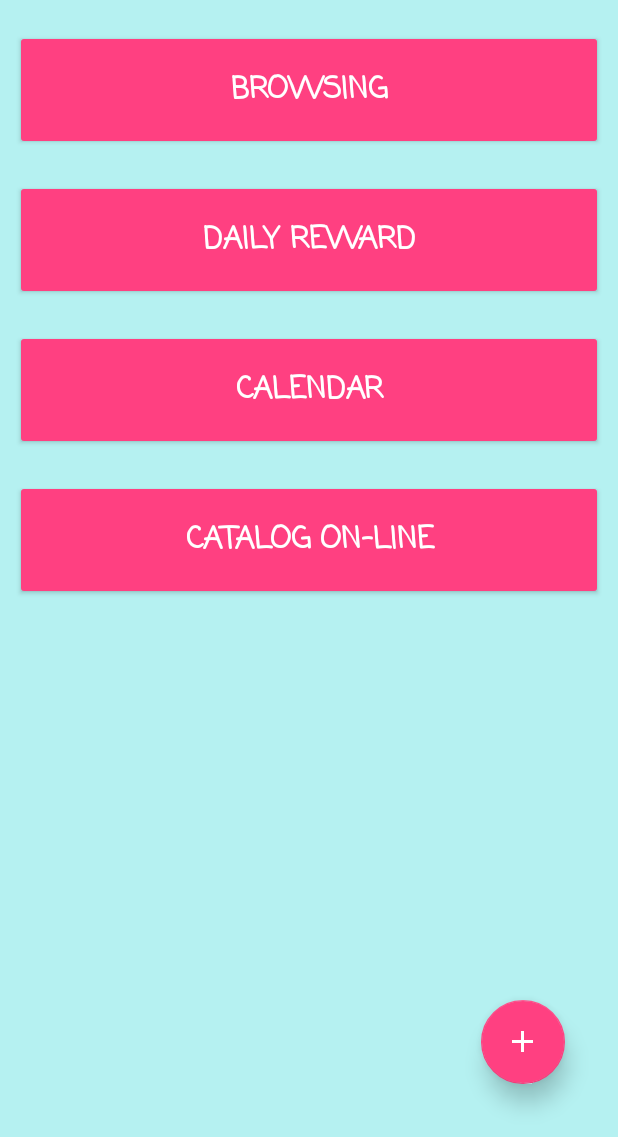
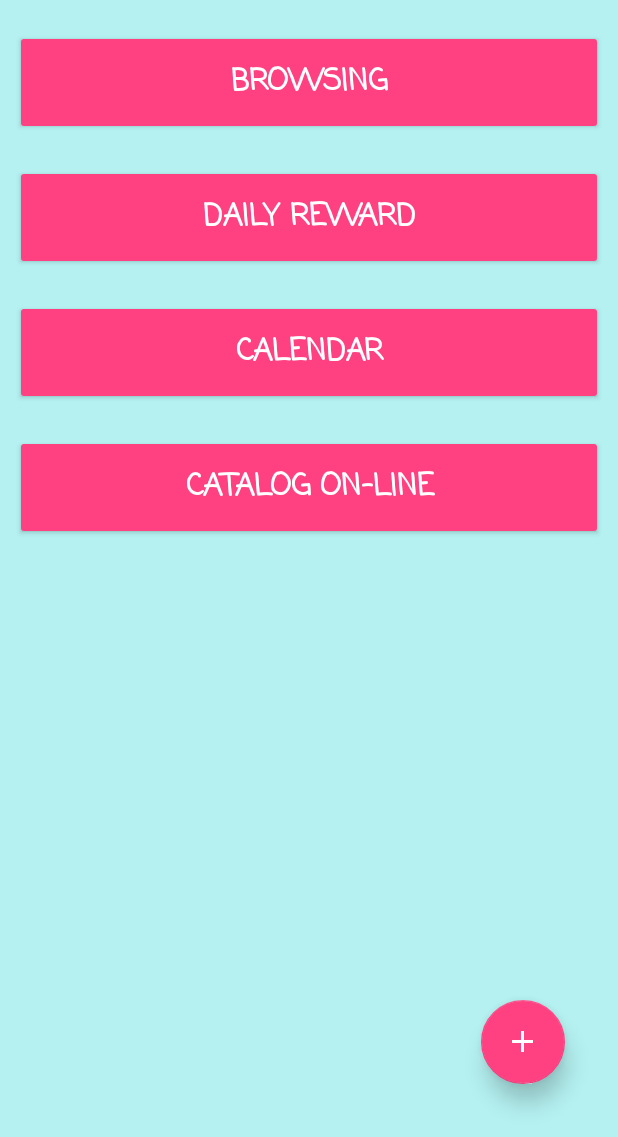
Before and after one commit to Szpansky/ConCat, an Android app: the screen it shows after launch (MainActivity), on a phone screen of 412 x 824 dp, the part 99-1236 px from its top. Run offline under Robolectric (Android 15) with nearby library versions, the phone set to English and light mode, and no system bars; our stand-ins replace AdMob; 2 statements that could not run were skipped.

Commit message:
Version 1.0

```diff
--- a/app/build.gradle
+++ b/app/build.gradle
@@ -25,8 +25,8 @@ dependencies {
         exclude group: 'com.android.support', module: 'support-annotations'
     })
     compile 'com.android.support:appcompat-v7:25.1.0'
+    compile 'com.android.support:design:25.1.0'
     compile 'com.android.support.constraint:constraint-layout:1.0.0-beta4'
-    compile 'com.android.support:design:25.1.0'
     compile 'com.android.support:support-v4:25.1.0'
     compile 'com.google.android.gms:play-services-ads:10.0.1'
     testCompile 'junit:junit:4.12'
--- a/app/src/main/java/com/apps/szpansky/concat/MainActivity.java
+++ b/app/src/main/java/com/apps/szpansky/concat/MainActivity.java
@@ -41,6 +41,7 @@ import com.apps.szpansky.concat.tools.Database;
 import com.apps.szpansky.concat.tools.FileManagement;
 import com.apps.szpansky.concat.tools.NetworkFunctions;
 import com.google.android.gms.ads.AdRequest;
+import com.google.android.gms.ads.AdView;
 import com.google.android.gms.ads.MobileAds;
 import com.google.android.gms.ads.reward.RewardItem;
 import com.google.android.gms.ads.reward.RewardedVideoAd;
@@ -70,7 +71,7 @@ public class MainActivity extends AppCompatActivity implements RewardedVideoAdLi
     private NavigationView navigationView;
     private GridLayout subFloatingMenu;
 
-    //private AdView mAdView;
+    private AdView mAdView;
     private RewardedVideoAd mAd;
 
 
@@ -107,20 +108,18 @@ public class MainActivity extends AppCompatActivity implements RewardedVideoAdLi
 
     private void getPreferences() {
         SharedPreferences sharedPreferences = PreferenceManager.getDefaultSharedPreferences(this);
-        String test = sharedPreferences.getString("pref_edit_text_loggedAs", getResources().getString(R.string.pref_def_logged_as));
-        rewardAmount = Integer.parseInt(sharedPreferences.getString("pref_edit_text_rewardAmount", "0"));
         View v = navigationView.getHeaderView(0);
         TextView loggedAs = (TextView) v.findViewById(R.id.navi_loggedAs);
         TextView rewardPoints = (TextView) v.findViewById(R.id.navi_rewardAmount);
-        loggedAs.setText(test);
-        rewardPoints.setText(rewardAmount.toString());
+        loggedAs.setText(sharedPreferences.getString("pref_edit_text_loggedAs", getResources().getString(R.string.pref_def_logged_as)));
+        rewardPoints.setText(sharedPreferences.getString("pref_edit_text_rewardAmount", "0"));
     }
 
 
     private void setAds() {
-       // mAdView = (AdView) findViewById(R.id.adView);
-       // AdRequest adRequest = new AdRequest.Builder().build();
-       // mAdView.loadAd(adRequest);
+        mAdView = (AdView) findViewById(R.id.adView);
+        AdRequest adRequest = new AdRequest.Builder().build();
+        mAdView.loadAd(adRequest);
         mAd = MobileAds.getRewardedVideoAdInstance(this);
         mAd.setRewardedVideoAdListener(this);
     }
@@ -202,7 +201,7 @@ public class MainActivity extends AppCompatActivity implements RewardedVideoAdLi
             public boolean onNavigationItemSelected(@NonNull MenuItem item) {
                 switch (item.getItemId()) {
                     case (R.id.menuLogin):
-                        drawerLayout.closeDrawer(Gravity.START, false);
+                        //drawerLayout.closeDrawer(Gravity.START, false);
                         dialogLoginBuilder();
                         break;
                     case (R.id.menuMyAccount):
@@ -443,7 +442,7 @@ public class MainActivity extends AppCompatActivity implements RewardedVideoAdLi
             @Override
             public void onClick(View v) {
                 final ProgressBar progressBar = (ProgressBar) dialogView.findViewById(R.id.pb);
-                progressBar.setVisibility(dialogView.VISIBLE);
+                progressBar.setVisibility(View.VISIBLE);
                 Thread importTXT = new Thread(new Runnable() {
                     @Override
                     public void run() {
@@ -451,7 +450,7 @@ public class MainActivity extends AppCompatActivity implements RewardedVideoAdLi
                         runOnUiThread(new Runnable() {
                             @Override
                             public void run() {
-                                progressBar.setVisibility(dialogView.GONE);
+                                progressBar.setVisibility(View.GONE);
                             }
                         });
                     }
--- a/app/src/main/java/com/apps/szpansky/concat/add_edit/AddEditCatalogActivity.java
+++ b/app/src/main/java/com/apps/szpansky/concat/add_edit/AddEditCatalogActivity.java
@@ -53,6 +53,7 @@ public class AddEditCatalogActivity extends AppCompatActivity {
     protected void onCreate(Bundle savedInstanceState) {
         super.onCreate(savedInstanceState);
         setContentView(R.layout.activity_add_edit_catalog);
+        setAds();
 
         myDB = new Database(this);
         bundle = getIntent().getExtras();
@@ -79,8 +80,6 @@ public class AddEditCatalogActivity extends AppCompatActivity {
         showDialogOnDateClick();
 
         onAddClick();
-
-        setAds();
     }
 
 
--- a/app/src/main/java/com/apps/szpansky/concat/add_edit/AddEditItemsActivity.java
+++ b/app/src/main/java/com/apps/szpansky/concat/add_edit/AddEditItemsActivity.java
@@ -41,6 +41,7 @@ public class AddEditItemsActivity extends AppCompatActivity {
     protected void onCreate(Bundle savedInstanceState) {
         super.onCreate(savedInstanceState);
         setContentView(R.layout.activity_add_edit_items);
+        setAds();
 
         myDB = new Database(this);
         bundle = getIntent().getExtras();
@@ -79,8 +80,6 @@ public class AddEditItemsActivity extends AppCompatActivity {
             nr.setFocusable(false);
         }
         onAddClick();
-
-        setAds();
     }
 
 
@@ -138,7 +137,7 @@ public class AddEditItemsActivity extends AppCompatActivity {
                 number,
                 name.getText().toString(),
                 price.getText().toString(),
-                discount.toString());
+                discount);
         if (isInserted) {
             Toast.makeText(AddEditItemsActivity.this, R.string.add_item_notify, Toast.LENGTH_SHORT).show();
         } else {
--- a/app/src/main/java/com/apps/szpansky/concat/add_edit/AddEditPersonActivity.java
+++ b/app/src/main/java/com/apps/szpansky/concat/add_edit/AddEditPersonActivity.java
@@ -33,6 +33,7 @@ public class AddEditPersonActivity extends AppCompatActivity {
     protected void onCreate(Bundle savedInstanceState) {
         super.onCreate(savedInstanceState);
         setContentView(R.layout.activity_add_edit_person);
+        setAds();
 
         myDB = new Database(this);
         bundle = getIntent().getExtras();
@@ -57,8 +58,6 @@ public class AddEditPersonActivity extends AppCompatActivity {
             phone.setText(getPersonInfo(4));
         }
         onAddClick();
-
-        setAds();
     }
 
 
--- a/app/src/main/res/layout/activity_help_and_opinion.xml
+++ b/app/src/main/res/layout/activity_help_and_opinion.xml
@@ -354,7 +354,7 @@
                         android:layout_width="match_parent"
                         android:layout_height="wrap_content"
                         android:padding="@dimen/default_padding"
-                        android:text='Nie widzę folderu "Ajwon" ...'
+                        android:text="@string/help_and_opinion_title_10"
                         android:textSize="@dimen/default_text_size"
                         android:textStyle="bold" />
 
@@ -362,7 +362,7 @@
                         android:layout_width="match_parent"
                         android:layout_height="wrap_content"
                         android:padding="@dimen/default_padding"
-                        android:text="Wystarczy że choć raz eksportujesz zaznaczony element bądź całą bazę danych a folder sam zostanie utworzony" />
+                        android:text="@string/help_and_opinion_text_10" />
 
                 </LinearLayout>
 
--- a/app/src/main/res/layout/content_main.xml
+++ b/app/src/main/res/layout/content_main.xml
@@ -27,7 +27,7 @@
                 android:id="@+id/openCatalogs"
                 style="@style/Widget.AppCompat.Button.Colored"
                 android:layout_width="match_parent"
-                android:layout_height="80dp"
+                android:layout_height="70dp"
                 android:layout_margin="@dimen/default_padding"
                 android:layout_weight="1"
                 android:fontFamily="casual"
@@ -39,7 +39,7 @@
                 android:id="@+id/startAd"
                 style="@style/Widget.AppCompat.Button.Colored"
                 android:layout_width="match_parent"
-                android:layout_height="80dp"
+                android:layout_height="70dp"
                 android:layout_margin="@dimen/default_padding"
                 android:layout_weight="1"
                 android:fontFamily="casual"
@@ -51,7 +51,7 @@
                 android:id="@+id/openCalendar"
                 style="@style/Widget.AppCompat.Button.Colored"
                 android:layout_width="match_parent"
-                android:layout_height="80dp"
+                android:layout_height="70dp"
                 android:layout_margin="@dimen/default_padding"
                 android:layout_weight="1"
                 android:fontFamily="casual"
@@ -63,7 +63,7 @@
                 android:id="@+id/openURLCatalog"
                 style="@style/Widget.AppCompat.Button.Colored"
                 android:layout_width="match_parent"
-                android:layout_height="80dp"
+                android:layout_height="70dp"
                 android:layout_margin="@dimen/default_padding"
                 android:layout_weight="1"
                 android:fontFamily="casual"
@@ -73,6 +73,15 @@
 
         </LinearLayout>
     </ScrollView>
+
+    <com.google.android.gms.ads.AdView
+        android:id="@+id/adView"
+        android:layout_width="wrap_content"
+        android:layout_height="wrap_content"
+        android:layout_alignParentBottom="true"
+        android:layout_centerHorizontal="true"
+        app:adSize="BANNER"
+        app:adUnitId="@string/ads_banner_main_id" />
 
     <android.support.design.widget.FloatingActionButton
         android:id="@+id/fabMain"
@@ -89,15 +98,6 @@
         app:fabSize="normal"
         app:srcCompat="@mipmap/ic_add_white_24dp" />
 
-<!--
-    <com.google.android.gms.ads.AdView
-        android:id="@+id/adView"
-        android:layout_width="wrap_content"
-        android:layout_height="wrap_content"
-        android:layout_alignParentBottom="true"
-        android:layout_centerHorizontal="true"
-        app:adSize="BANNER"
-        app:adUnitId="@string/ads_banner_main_id" />-->
 
     <GridLayout
         android:id="@+id/subFloatingMenu"
--- a/app/src/main/res/values/strings.xml
+++ b/app/src/main/res/values/strings.xml
@@ -36,7 +36,7 @@
     <string name="email">Email</string>
     <string name="end">End</string>
     <string name="ending_catalog">Catalog is ending</string>
-    <string name="ending_catalog_info">Notifycation about that the catalog is ending</string>
+    <string name="ending_catalog_info">Notification about that the catalog is ending</string>
     <string name="error">Error</string>
     <string name="error_notify">Ops… something get wrong</string>
     <string name="export_db">Export</string>
@@ -115,13 +115,12 @@
     <!-- -  <string name="ads_banner_add_person" translatable="false">ca-app-pub-9635712631261774/5000190606</string>               My ids 6     <!- -->
 
 
-     <string name="ads_reward_main_id" translatable="false">ca-app-pub-3940256099942544/5224354917</string>
-     <string name="ads_Interstitial_main_id" translatable="false">ca-app-pub-3940256099942544/1033173712</string>
-
-     <string name="ads_banner_main_id" translatable="false">ca-app-pub-3940256099942544/6300978111</string>
-     <string name="ads_banner_add_catalog" translatable="false">ca-app-pub-3940256099942544/6300978111</string>
-     <string name="ads_banner_add_item" translatable="false">ca-app-pub-3940256099942544/6300978111</string>
-     <string name="ads_banner_add_person" translatable="false">ca-app-pub-3940256099942544/6300978111</string>
+    <string name="ads_Interstitial_main_id" translatable="false">ca-app-pub-9635712631261774/7744024240</string>
+    <string name="ads_banner_main_id" translatable="false">ca-app-pub-9635712631261774/7604423447</string>
+    <string name="ads_reward_main_id" translatable="false">ca-app-pub-9635712631261774/2174583266</string>
+    <string name="ads_banner_add_catalog" translatable="false">ca-app-pub-9635712631261774/3467617080</string>
+    <string name="ads_banner_add_item" translatable="false">ca-app-pub-9635712631261774/6264993205</string>
+    <string name="ads_banner_add_person" translatable="false">ca-app-pub-9635712631261774/5000190606</string>
 
     <string name="count_of_order">Ordered</string>
      <string name="pcs">" pcs"</string>
@@ -167,5 +166,7 @@
      <string name="help_and_opinion_text_9">If you would like to send donation to the developer, you can do this by visiting web site:</string>
      <string name="visit_website">-> Open Website</string>
     <string name="ExportDB">Save Database</string>
+    <string name="help_and_opinion_title_10">There isn\'t any folder named ConCat …</string>
+    <string name="help_and_opinion_text_10">Just export the selected item or entire database once, and the folder will be created itself.</string>
 
 </resources>
```
Also changed, not shown: app/src/main/java/com/apps/szpansky/concat/tools/SimpleActivity.java (+8 -1 lines), app/src/main/res/mipmap-hdpi/ic_launcher.png, app/src/main/res/mipmap-mdpi/ic_launcher.png, app/src/main/res/mipmap-xhdpi/ic_launcher.png, app/src/main/res/mipmap-xxhdpi/ic_launcher.png, app/src/main/res/mipmap-xxxhdpi/ic_launcher.png, 1 other file.
